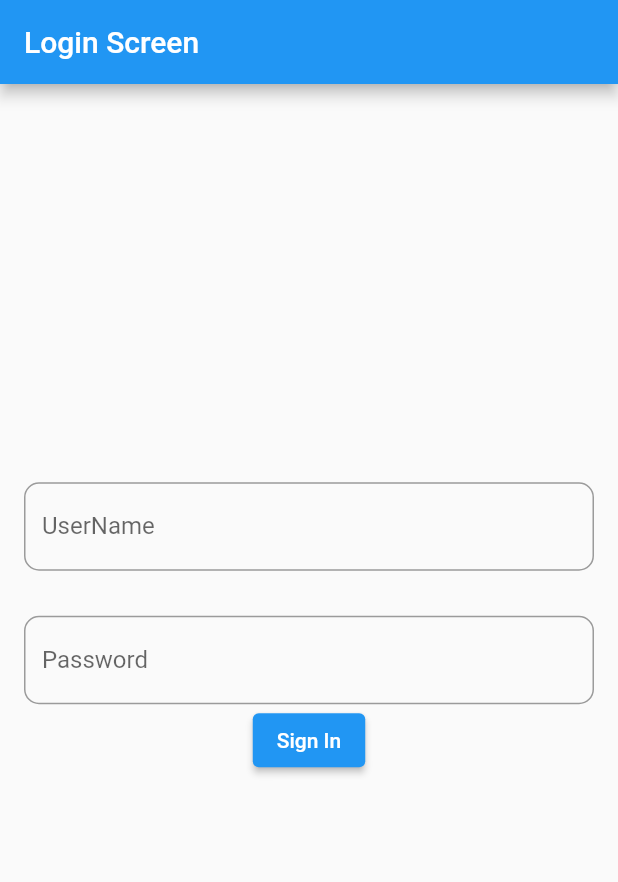
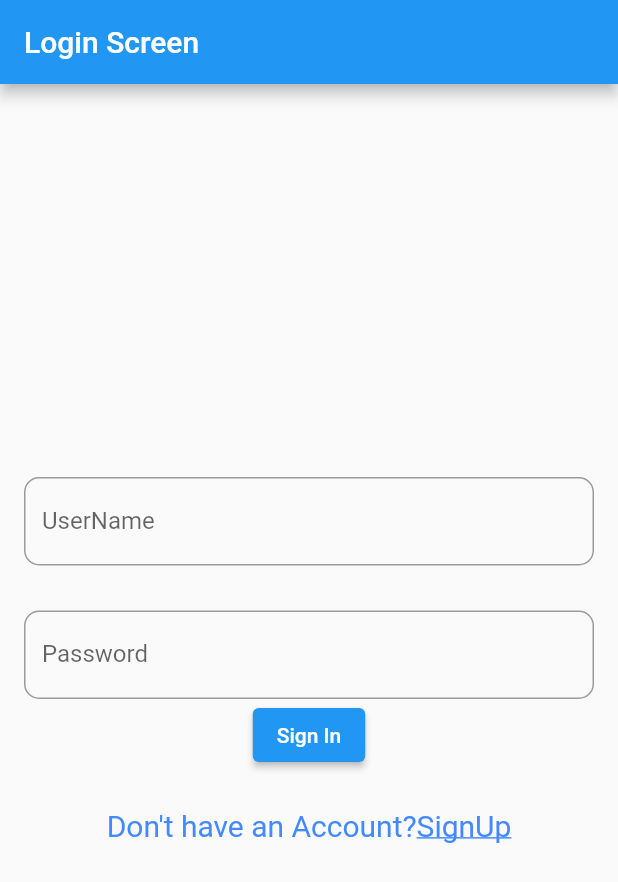
Before and after one commit to berkebalci/Your-NotePad, a Flutter app: the screen it shows after launch, on a phone screen of 412 x 824 dp. Shown: the top 882 px of the screen. Run offline on Flutter 3.47's test engine with Material 2 defaults, Android fonts, the light colour scheme and no system bars; our stand-ins replace firebase_auth, firebase_core, flutter_riverpod, google_sign_in; accounts and stored records are empty.

Commit message:
Login,SignUp,HomeScreen düzenlendi ve firebase ile tüm islemler(signup,login) calisir hale getirildi

```diff
--- a/lib/screens/HomeScreen.dart
+++ b/lib/screens/HomeScreen.dart
@@ -42,7 +42,7 @@ class _HomeScreenState extends State<HomeScreen> {
               ElevatedButton(
                   onPressed: () async {
                     await Authentication.sign_out(); //User Logout işlemi.
-                    Navigator.of(context).push(MaterialPageRoute(
+                    Navigator.of(context).pop(MaterialPageRoute(
                       builder: (context) => MyHomePage(),
                     ));
                   },
--- a/lib/screens/LoginScreen.dart
+++ b/lib/screens/LoginScreen.dart
@@ -70,8 +70,9 @@ class _LoginScreenState extends State<LoginScreen> {
               height: 25,
             ),
             RichText(
+
               text: TextSpan(
-                style: TextStyle(color: Color(255))
+                style: TextStyle(color: Colors.blueAccent,fontSize: 20)
                 ,
                 children: [
                   TextSpan(text: "Don't have an Account?"),
@@ -79,7 +80,7 @@ class _LoginScreenState extends State<LoginScreen> {
                     recognizer: TapGestureRecognizer()..onTap = widget.OnclickedSignUp
                     //SignUp'a bastığımız zaman AuthenticationWidget'daki isLogin'e bakılıyor  ,
                     ,style: TextStyle(decoration: TextDecoration.underline)
-                    ,text: "Click here to create an account")
+                    ,text: "SignUp")
                 ]))
           ]),
         ),
```
Also changed, not shown: lib/screens/SignUpScreen.dart (+26 -2 lines).
